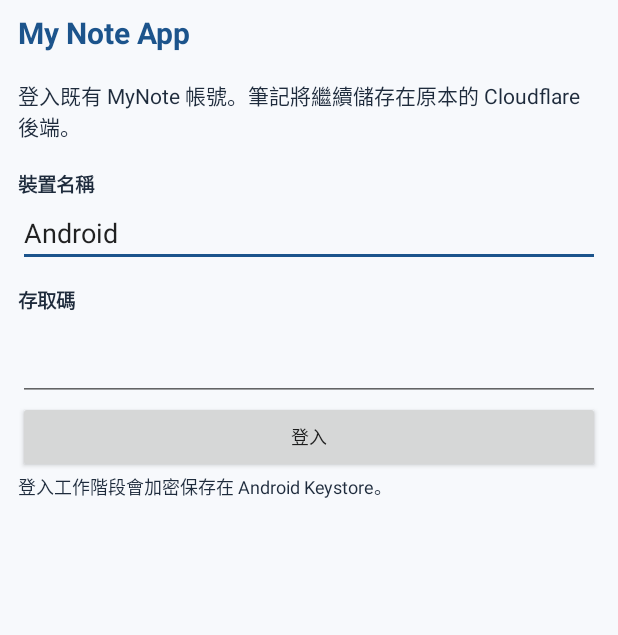
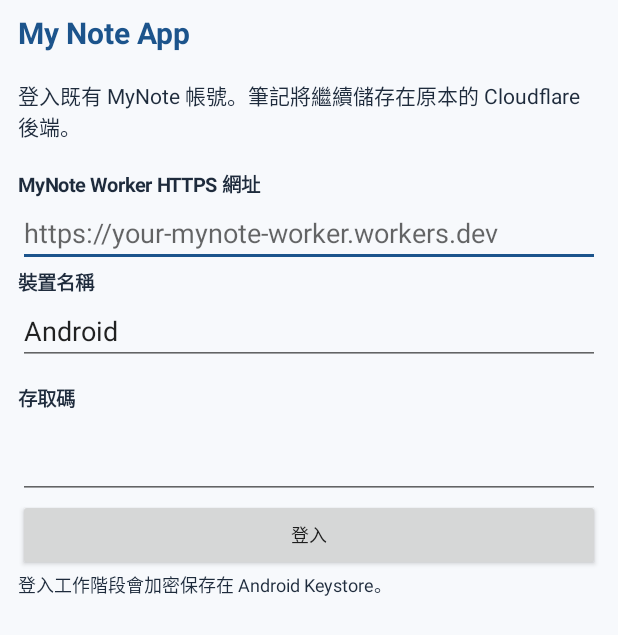
Before and after one commit to ChrisTorng/My-Note-App, an Android app: the screen it shows after launch (MainActivity), on a phone screen of 412 x 824 dp. Shown: the top 635 px of the screen. Run offline under Robolectric (Android 15) with nearby library versions, the phone set to English and light mode, and no system bars; pictures from the network do not load.

Commit message:
fix: make MyNote backend user-configurable and publish sanitized dev APK [publish-release]

```diff
--- a/app/src/main/java/tw/idv/christorng/mynoteapp/MainActivity.java
+++ b/app/src/main/java/tw/idv/christorng/mynoteapp/MainActivity.java
@@ -169,6 +169,13 @@ public final class MainActivity extends Activity {
         banner(r,"My Note App",null);
         TextView help=text("登入既有 MyNote 帳號。筆記將繼續儲存在原本的 Cloudflare 後端。",14,false);
         pad(help,0,18);r.addView(help);
+        TextView serverLabel=text("MyNote Worker HTTPS 網址",13,true);
+        r.addView(serverLabel);
+        EditText server=new EditText(this);server.setSingleLine(true);
+        server.setInputType(InputType.TYPE_CLASS_TEXT|InputType.TYPE_TEXT_VARIATION_URI);
+        server.setHint("https://your-mynote-worker.workers.dev");
+        server.setText(api.origin());
+        r.addView(server,new LinearLayout.LayoutParams(-1,-2));
         TextView nameLabel=text("裝置名稱",13,true);r.addView(nameLabel);
         EditText name=new EditText(this);name.setSingleLine(true);
         name.setText(api.deviceName());r.addView(name,new LinearLayout.LayoutParams(-1,-2));
@@ -179,6 +186,8 @@ public final class MainActivity extends Activity {
         Button go=button("登入",()->{
             String access=code.getText().toString(), deviceName=name.getText().toString().trim();
             if(access.isEmpty()) {toast("請輸入存取碼");return;}
+            try { api.setOrigin(server.getText().toString()); }
+            catch(Exception e) {toast("伺服器網址無效："+e.getMessage());return;}
             io.execute(()->{
                 try {
                     api.login(access,deviceName.isEmpty()?"Android":deviceName);
```
Also changed, not shown: app/src/main/java/tw/idv/christorng/mynoteapp/ApiClient.java (+21 -4 lines), 2 other files.
